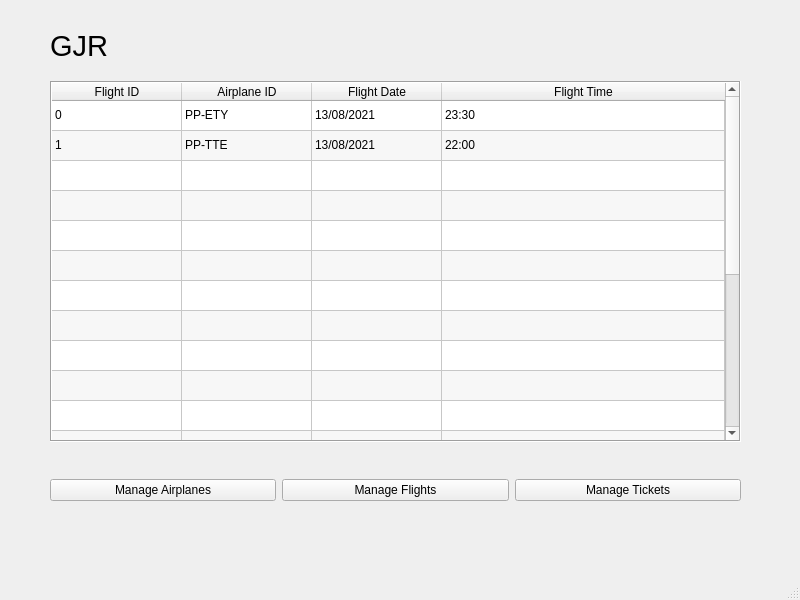
Qt form GJR/views/homeScreen.ui (CaduRomaniello/GJR) before a commit.
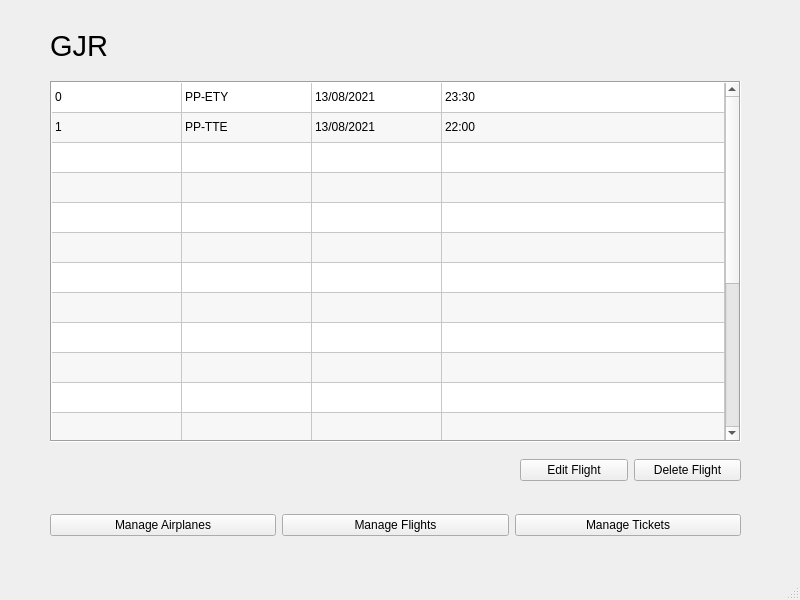
The same form after that commit.

Patch:
```diff
--- a/GJR/views/homeScreen.ui
+++ b/GJR/views/homeScreen.ui
@@ -42,9 +42,9 @@
     <property name="geometry">
      <rect>
       <x>50</x>
-      <y>450</y>
+      <y>510</y>
       <width>691</width>
-      <height>80</height>
+      <height>31</height>
      </rect>
     </property>
     <layout class="QHBoxLayout" name="horizontalLayout">
@@ -153,7 +153,7 @@
      <number>4</number>
     </property>
     <attribute name="horizontalHeaderVisible">
-     <bool>true</bool>
+     <bool>false</bool>
     </attribute>
     <attribute name="horizontalHeaderCascadingSectionResizes">
      <bool>true</bool>
@@ -263,6 +263,32 @@
      </property>
     </item>
    </widget>
+   <widget class="QWidget" name="horizontalLayoutWidget_2">
+    <property name="geometry">
+     <rect>
+      <x>520</x>
+      <y>450</y>
+      <width>221</width>
+      <height>41</height>
+     </rect>
+    </property>
+    <layout class="QHBoxLayout" name="horizontalLayout_2">
+     <item>
+      <widget class="QPushButton" name="button_edit_flight">
+       <property name="text">
+        <string>Edit Flight</string>
+       </property>
+      </widget>
+     </item>
+     <item>
+      <widget class="QPushButton" name="button_delete_flight">
+       <property name="text">
+        <string>Delete Flight</string>
+       </property>
+      </widget>
+     </item>
+    </layout>
+   </widget>
   </widget>
   <widget class="QMenuBar" name="menubar">
    <property name="geometry">
```
Left out of the diff: 2 changed lines with no effect on the pictures.
